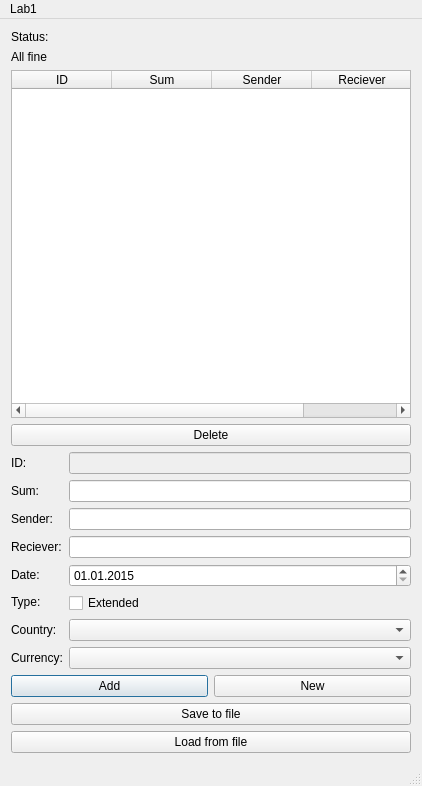
The window that lab1_ui/mainwindow.ui (swatSTEAM/labs) describes before a commit, drawn with Qt 5.
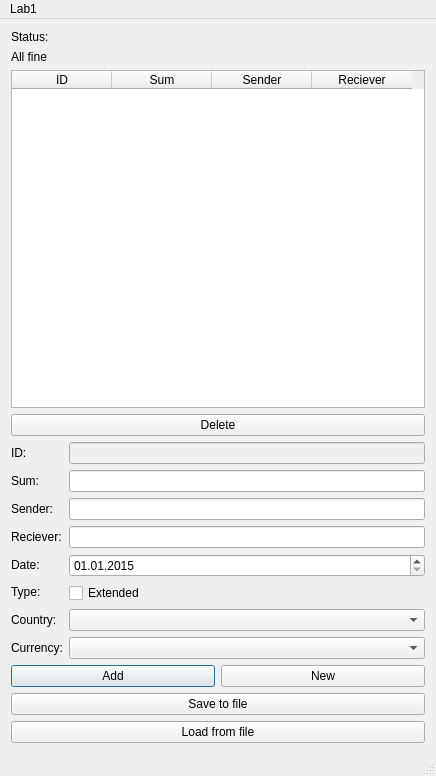
The same window after the commit.

Patch:
```diff
--- a/lab1_ui/mainwindow.ui
+++ b/lab1_ui/mainwindow.ui
@@ -6,8 +6,8 @@
    <rect>
     <x>0</x>
     <y>0</y>
-    <width>422</width>
-    <height>786</height>
+    <width>436</width>
+    <height>776</height>
    </rect>
   </property>
   <property name="windowTitle">
@@ -240,7 +240,7 @@
     <rect>
      <x>0</x>
      <y>0</y>
-     <width>422</width>
+     <width>436</width>
      <height>25</height>
     </rect>
    </property>
```
Left out of the diff: 6 changed lines with no effect on the pictures.
